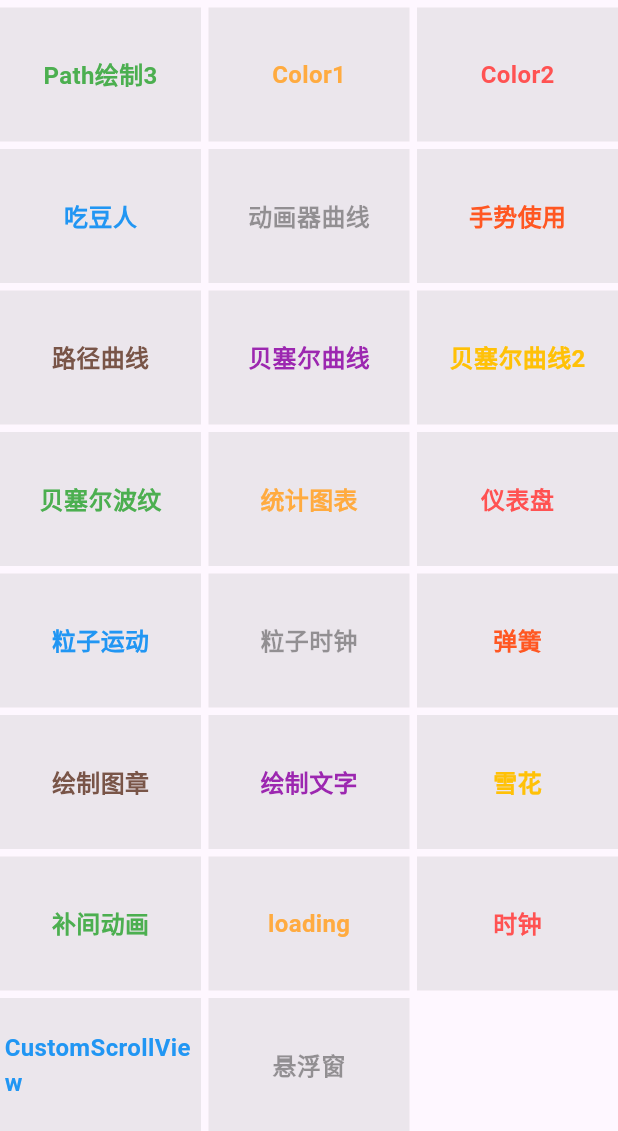
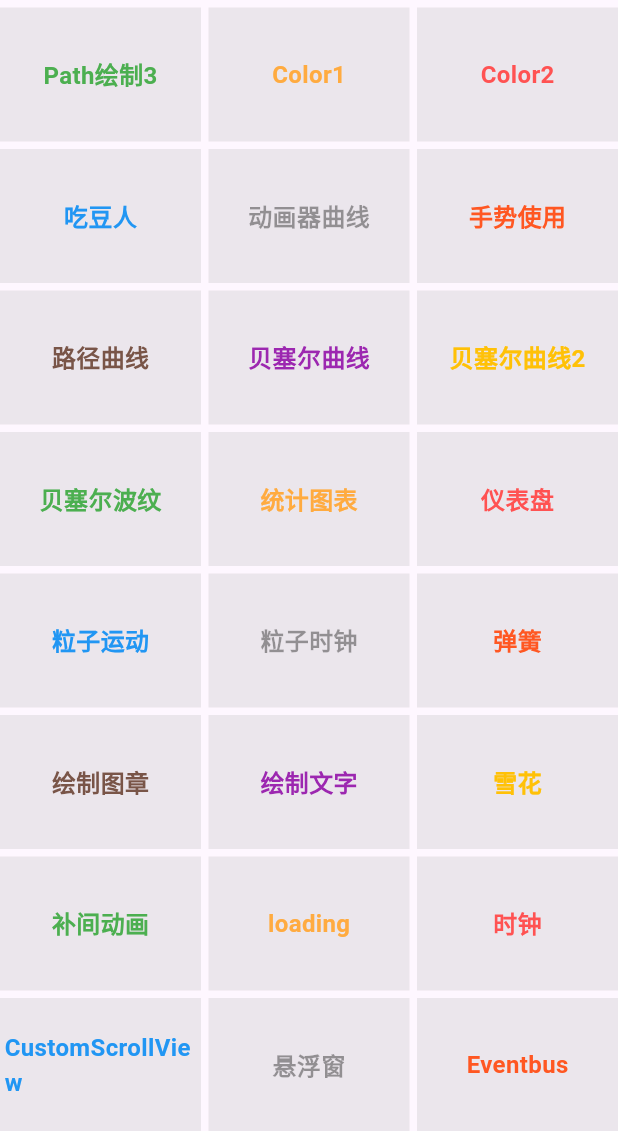
Before and after one commit to Meditator-K/flutter_play, a Flutter app: the screen it shows after launch, scrolled down 264 dp, on a phone screen of 412 x 824 dp, the part 105-1236 px from its top. Run offline on Flutter 3.47's test engine with Material 3 defaults, Android fonts, the phone set to English and light mode, and no system bars; our stand-ins replace event_bus, flutter_easyloading, get, shared_preferences; missing offline and left inert: flame.

Commit message:
eventbus练习

```diff
--- /dev/null
+++ b/lib/common/eventbus_manager.dart
@@ -0,0 +1,30 @@
+import 'dart:async';
+
+import 'package:event_bus/event_bus.dart';
+
+class EventbusManager {
+  EventbusManager._() {
+    _eventBus = EventBus();
+  }
+
+  static final EventbusManager _instance = EventbusManager._();
+
+  factory EventbusManager() => _instance;
+
+  late EventBus _eventBus;
+
+  void fire(event) {
+    _eventBus.fire(event);
+  }
+
+  Stream<T> on<T>() {
+    Stream<T> stream = _eventBus.on<T>();
+    return stream;
+  }
+}
+
+class MyEvent {
+  String data;
+
+  MyEvent(this.data);
+}
--- a/lib/page/home_page.dart
+++ b/lib/page/home_page.dart
@@ -1,7 +1,11 @@
+import 'dart:async';
+
 import 'package:flutter/material.dart';
+import 'package:flutter_play/common/eventbus_manager.dart';
 import 'package:flutter_play/common/overlay_manager.dart';
 import 'package:flutter_play/constant/widget_style.dart';
 import 'package:flutter_play/page/clock_page.dart';
+import 'package:flutter_play/page/event_page.dart';
 import 'package:flutter_play/page/paint_test_page.dart';
 import 'package:flutter_play/page/paper10_page.dart';
 import 'package:flutter_play/page/paper11_page.dart';
@@ -73,8 +77,25 @@ class _HomeState extends State<HomePage> {
     'loading',
     '时钟',
     'CustomScrollView',
-    '悬浮窗'
+    '悬浮窗',
+    'Eventbus',
   ];
+
+  StreamSubscription? subscription;
+
+  @override
+  void initState() {
+    super.initState();
+    subscription = EventbusManager().on<MyEvent>().listen((event) {
+      print('收到事件：${event.data}');
+    });
+  }
+
+  @override
+  void dispose() {
+    subscription?.cancel();
+    super.dispose();
+  }
 
   @override
   Widget build(BuildContext context) {
@@ -181,6 +202,8 @@ class _HomeState extends State<HomePage> {
       Get.to(SliverPage());
     } else if (index == 31) {
       OverlayManager().show(Get.context!);
+    } else if (index == 32) {
+      Get.to(EventPage());
     }
   }
 }
--- a/pubspec.yaml
+++ b/pubspec.yaml
@@ -30,6 +30,7 @@ dependencies:
   get: ^4.6.5
   image: ^3.2.2
   flame: ^1.10.1
+  event_bus: ^2.0.1
 
 dev_dependencies:
   flutter_test:
```
Also changed, not shown: lib/page/event_page.dart (added, +29 -0 lines), pubspec.lock.
